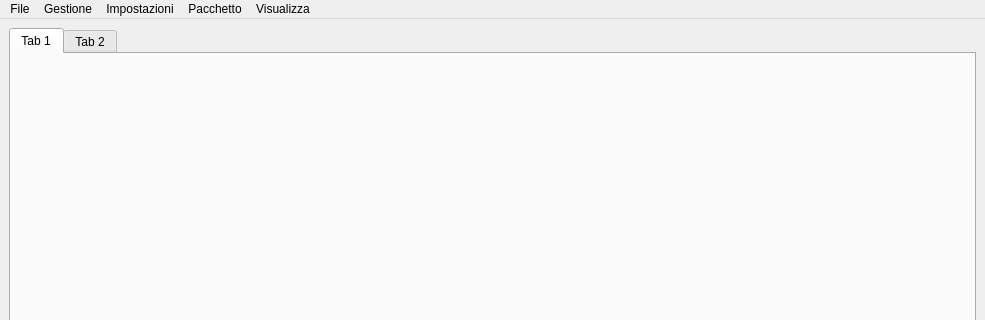
The window that mainwindow.ui (Gabriele266/ArduinoPacMan) describes before a commit, drawn with Qt 5; both pictures show x 0 to 985 and y 0 to 320 of the 985 by 601 pixel window.
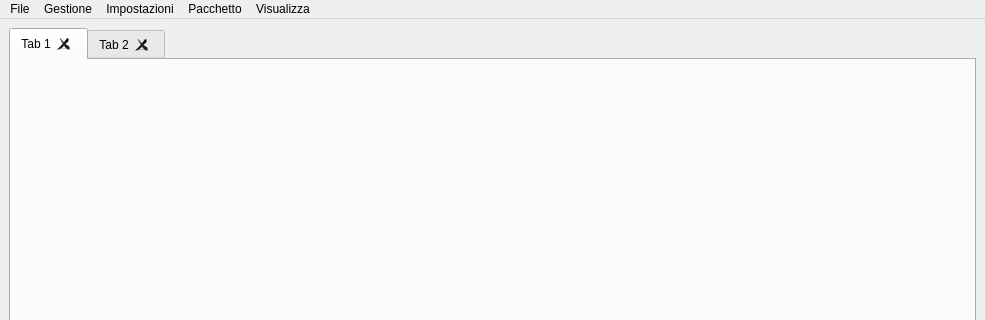
The same window after the commit. Icons and pictures are not drawn.

Commit message: Implementata chiusura tab

Patch:
```diff
--- a/mainwindow.ui
+++ b/mainwindow.ui
@@ -32,6 +32,12 @@
         <property name="currentIndex">
          <number>0</number>
         </property>
+        <property name="tabsClosable">
+         <bool>true</bool>
+        </property>
+        <property name="movable">
+         <bool>true</bool>
+        </property>
         <widget class="QWidget" name="tab">
          <attribute name="title">
           <string>Tab 1</string>
```
Left out of the diff: 37 changed lines with no effect on the pictures. The commit also changes 6 other files.
